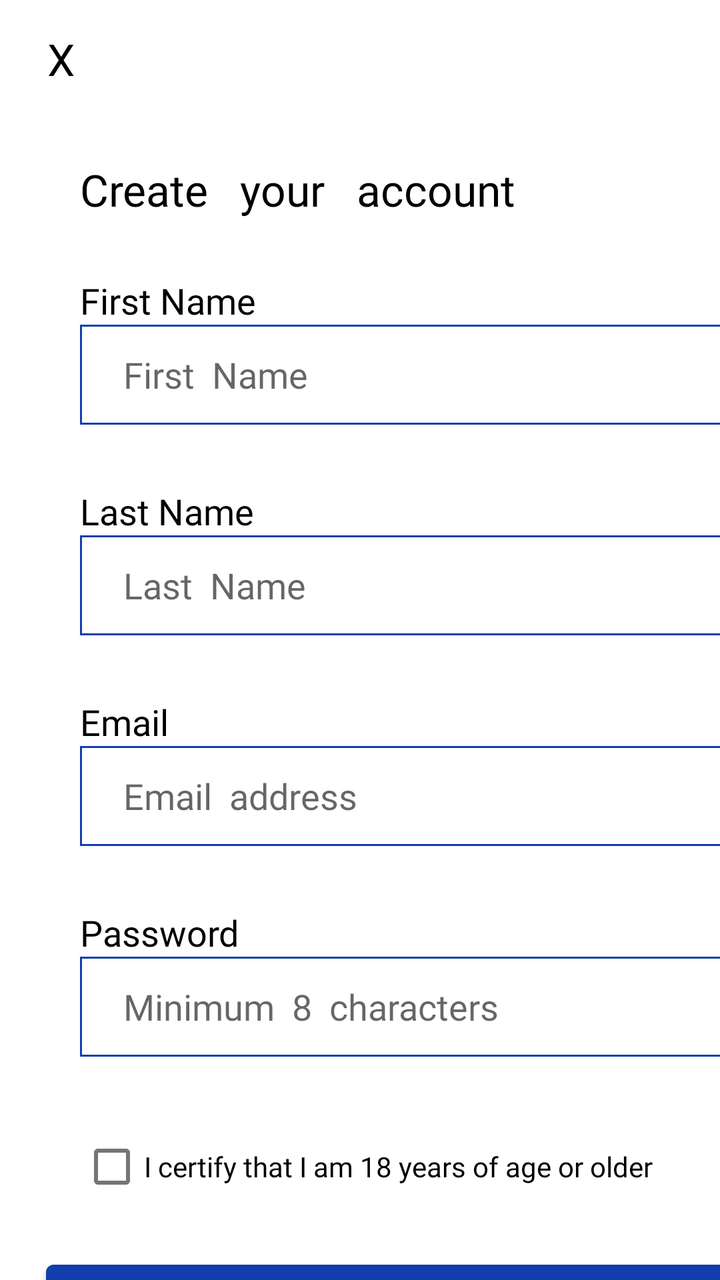
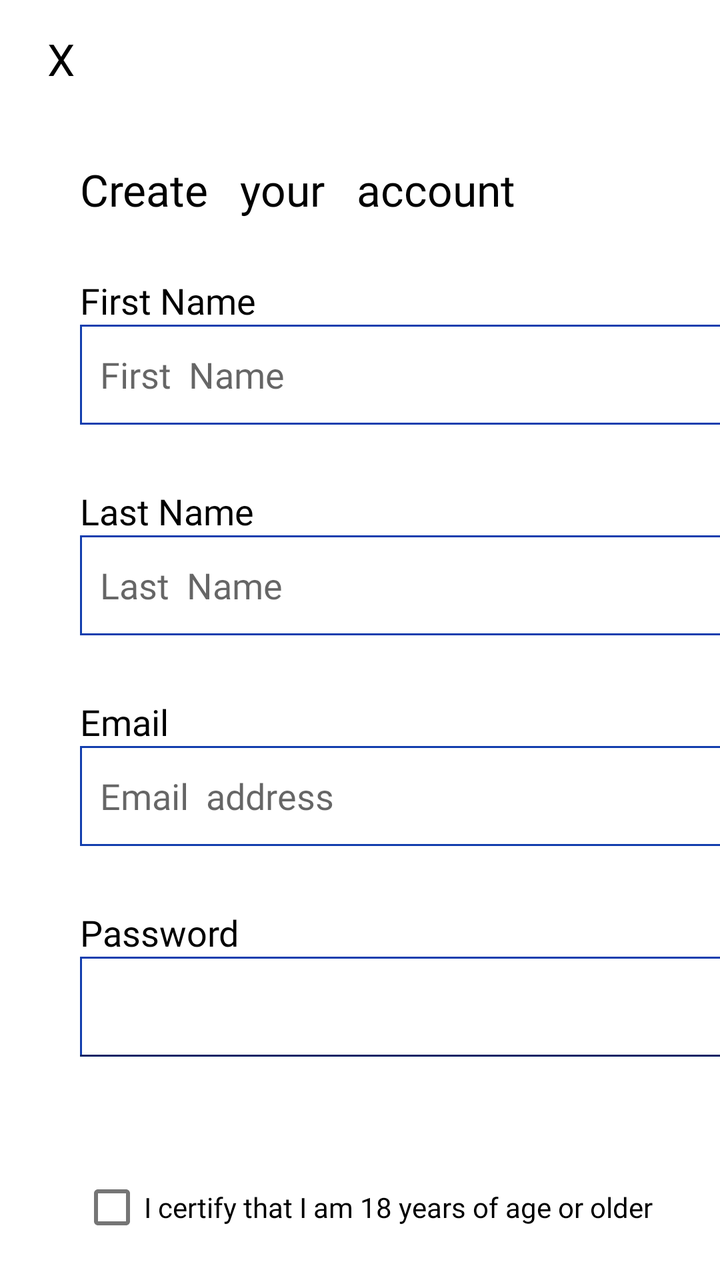

The first picture is an Android layout as it rendered before a commit; the second is the same layout after the commit. The layout source and the unified diff follow.
<!-- AndroidManifest.xml: application theme Theme.CoinbaseApp -->
<!-- res/layout/activity_register_account.xml -->
<?xml version="1.0" encoding="utf-8"?>

<androidx.constraintlayout.widget.ConstraintLayout xmlns:android="http://schemas.android.com/apk/res/android"
    xmlns:app="http://schemas.android.com/apk/res-auto"
    xmlns:tools="http://schemas.android.com/tools"
    android:layout_width="match_parent"
    android:layout_height="match_parent"
    android:background="@color/white"
    tools:context=".RegisterAccountActivity">

    <Button
        android:id="@+id/registerCancelButton"
        style="@style/Widget.AppCompat.Button.Borderless"
        android:layout_width="53dp"
        android:layout_height="51dp"
        android:layout_marginStart="4dp"
        android:layout_marginTop="4dp"
        android:backgroundTint="@color/white"
        android:fontFamily="@font/corben"
        android:text="X"
        android:textAppearance="@style/TextAppearance.AppCompat.Large"
        android:textColor="@color/black"
        app:layout_constraintStart_toStartOf="parent"
        app:layout_constraintTop_toTopOf="parent" />

    <TextView
        android:id="@+id/textView5"
        android:layout_width="223dp"
        android:layout_height="37dp"
        android:layout_marginStart="40dp"
        android:layout_marginTop="80dp"
        android:fontFamily="@font/corben"
        android:text="Create   your   account"
        android:textAppearance="@style/TextAppearance.AppCompat.Large"
        android:textColor="@color/black"
        app:layout_constraintStart_toStartOf="parent"
        app:layout_constraintTop_toTopOf="parent" />

    <TextView
        android:id="@+id/textView6"
        android:layout_width="wrap_content"
        android:layout_height="wrap_content"
        android:layout_marginStart="40dp"
        android:layout_marginTop="21dp"
        android:fontFamily="@font/corben"
        android:text="First Name"
        android:textAppearance="@style/TextAppearance.AppCompat.Medium"
        android:textColor="@color/black"
        app:layout_constraintStart_toStartOf="parent"
        app:layout_constraintTop_toBottomOf="@+id/textView5" />

    <TextView
        android:id="@+id/textView8"
        android:layout_width="wrap_content"
        android:layout_height="wrap_content"
        android:layout_marginStart="40dp"
        android:layout_marginTop="31dp"
        android:fontFamily="@font/corben"
        android:text="Email"
        android:textAppearance="@style/TextAppearance.AppCompat.Medium"
        android:textColor="@color/black"
        app:layout_constraintStart_toStartOf="parent"
        app:layout_constraintTop_toBottomOf="@+id/editText2" />

    <TextView
        android:id="@+id/textView9"
        android:layout_width="wrap_content"
        android:layout_height="wrap_content"
        android:layout_marginStart="40dp"
        android:layout_marginTop="31dp"
        android:fontFamily="@font/corben"
        android:text="Password"
        android:textAppearance="@style/TextAppearance.AppCompat.Medium"
        android:textColor="@color/black"
        app:layout_constraintStart_toStartOf="parent"
        app:layout_constraintTop_toBottomOf="@+id/editTextTextEmailAddress2" />

    <EditText
        android:id="@+id/editText"
        android:layout_width="340dp"
        android:layout_height="50dp"
        android:layout_marginStart="40dp"
        android:background="@drawable/border"
        android:ems="10"
        android:fontFamily="@font/corben"
        android:hint="     First  Name"
        android:inputType="textEmailAddress"
        app:layout_constraintStart_toStartOf="parent"
        app:layout_constraintTop_toBottomOf="@+id/textView6" />

    <EditText
        android:id="@+id/editTextTextEmailAddress3"
        android:layout_width="340dp"
        android:layout_height="50dp"
        android:layout_marginStart="40dp"
        android:background="@drawable/border"
        android:ems="10"
        android:fontFamily="@font/corben"
        android:hint="     Minimum  8  characters"
        android:inputType="textEmailAddress"
        app:layout_constraintStart_toStartOf="parent"
        app:layout_constraintTop_toBottomOf="@+id/textView9" />

    <EditText
        android:id="@+id/editTextTextEmailAddress2"
        android:layout_width="340dp"
        android:layout_height="50dp"
        android:layout_marginStart="40dp"
        android:background="@drawable/border"
        android:ems="10"
        android:fontFamily="@font/corben"
        android:hint="     Email  address"
        android:inputType="textEmailAddress"
        app:layout_constraintStart_toStartOf="parent"
        app:layout_constraintTop_toBottomOf="@+id/textView8" />

    <TextView
        android:id="@+id/textView7"
        android:layout_width="wrap_content"
        android:layout_height="wrap_content"
        android:layout_marginStart="40dp"
        android:layout_marginTop="31dp"
        android:fontFamily="@font/corben"
        android:text="Last Name"
        android:textAppearance="@style/TextAppearance.AppCompat.Medium"
        android:textColor="@color/black"
        app:layout_constraintStart_toStartOf="parent"
        app:layout_constraintTop_toBottomOf="@+id/editText" />

    <EditText
        android:id="@+id/editText2"
        android:layout_width="340dp"
        android:layout_height="50dp"
        android:layout_marginStart="40dp"
        android:background="@drawable/border"
        android:ems="10"
        android:fontFamily="@font/corben"
        android:hint="     Last  Name"
        android:inputType="textPassword"
        app:layout_constraintStart_toStartOf="parent"
        app:layout_constraintTop_toBottomOf="@+id/textView7" />

    <Button
        android:id="@+id/RegistercreateButton"
        android:layout_width="365dp"
        android:layout_height="66dp"
        android:layout_marginStart="23dp"
        android:layout_marginTop="19dp"
        android:backgroundTint="#123EAE"
        android:fontFamily="@font/corben"
        android:text="Create"
        android:textAllCaps="false"
        android:textAppearance="@style/TextAppearance.AppCompat.Medium"
        android:textColor="@color/white"
        app:layout_constraintStart_toStartOf="parent"
        app:layout_constraintTop_toBottomOf="@+id/checkBox" />

    <CheckBox
        android:id="@+id/checkBox"
        android:layout_width="wrap_content"
        android:layout_height="wrap_content"
        android:layout_marginStart="40dp"
        android:layout_marginTop="31dp"
        android:fontFamily="@font/corben"
        android:text="I certify that I am 18 years of age or older"
        android:textAppearance="@style/TextAppearance.AppCompat.Small"
        app:layout_constraintStart_toStartOf="parent"
        app:layout_constraintTop_toBottomOf="@+id/editTextTextEmailAddress3" />

</androidx.constraintlayout.widget.ConstraintLayout>
<!-- resources referenced by this layout -->
<resources>
  <color name="black">#FF000000</color>
  <color name="white">#FFFFFFFF</color>
  <!-- drawable border (drawable) -->
  <?xml version="1.0" encoding="utf-8"?>
  
  <shape xmlns:android="http://schemas.android.com/apk/res/android" android:shape="rectangle" >
      <solid android:color="@color/white" />
      <stroke android:width="1dip" android:color="#123EAE"/>
  </shape>
  <style name="Theme.CoinbaseApp" parent="Theme.MaterialComponents.DayNight.NoActionBar">
          
          <item name="colorPrimary">@color/purple_500</item>
          <item name="colorPrimaryVariant">@color/purple_700</item>
          <item name="colorOnPrimary">@color/white</item>
          
          <item name="colorSecondary">@color/teal_200</item>
          <item name="colorSecondaryVariant">@color/teal_700</item>
          <item name="colorOnSecondary">@color/black</item>
          
          <item name="android:statusBarColor" tools:targetApi="l">?attr/colorPrimaryVariant</item>
          
      </style>
  <color name="purple_500">#FF6200EE</color>
  <color name="purple_700">#FF3700B3</color>
  <color name="teal_200">#FF03DAC5</color>
  <color name="teal_700">#FF018786</color>
</resources>

<!-- the commit's change to res/layout/activity_register_account.xml (unified diff, before → after) -->
@@ -60,7 +60,7 @@
         android:textAppearance="@style/TextAppearance.AppCompat.Medium"
         android:textColor="@color/black"
         app:layout_constraintStart_toStartOf="parent"
-        app:layout_constraintTop_toBottomOf="@+id/editText2" />
+        app:layout_constraintTop_toBottomOf="@+id/register_lastName" />
 
     <TextView
         android:id="@+id/textView9"
@@ -73,43 +73,54 @@
         android:textAppearance="@style/TextAppearance.AppCompat.Medium"
         android:textColor="@color/black"
         app:layout_constraintStart_toStartOf="parent"
-        app:layout_constraintTop_toBottomOf="@+id/editTextTextEmailAddress2" />
+        app:layout_constraintTop_toBottomOf="@+id/register_email_address" />
 
     <EditText
-        android:id="@+id/editText"
+        android:id="@+id/register_first_name"
+        android:layout_width="340dp"
+        android:layout_height="50dp"
+        android:padding="10dp"
+        android:layout_marginStart="40dp"
+        android:background="@drawable/border"
+        android:ems="10"
+        android:fontFamily="@font/corben"
+        android:hint="First  Name"
+        android:inputType="textEmailAddress"
+        app:layout_constraintStart_toStartOf="parent"
+        app:layout_constraintTop_toBottomOf="@+id/textView6" />
+
+    <com.google.android.material.textfield.TextInputLayout
+        android:id="@+id/registration_layout"
+        android:layout_width="match_parent"
+        android:layout_height="wrap_content"
+        android:layout_marginStart="40dp"
+        app:errorEnabled="true"
+        app:layout_constraintStart_toStartOf="parent"
+        app:layout_constraintTop_toBottomOf="@+id/textView9">
+
+
+        <com.google.android.material.textfield.TextInputEditText
+            android:id="@+id/register_password"
+            android:layout_width="340dp"
+            android:layout_height="50dp"
+            android:layout_marginStart="0dp"
+            android:background="@drawable/border"
+            android:padding="10dp"
+            android:ems="10"
+            android:fontFamily="@font/corben"
+            android:inputType="textPassword"/>
+    </com.google.android.material.textfield.TextInputLayout>
+
+    <EditText
+        android:id="@+id/register_email_address"
         android:layout_width="340dp"
         android:layout_height="50dp"
         android:layout_marginStart="40dp"
         android:background="@drawable/border"
+        android:padding="10dp"
         android:ems="10"
         android:fontFamily="@font/corben"
-        android:hint="     First  Name"
-        android:inputType="textEmailAddress"
-        app:layout_constraintStart_toStartOf="parent"
-        app:layout_constraintTop_toBottomOf="@+id/textView6" />
-
-    <EditText
-        android:id="@+id/editTextTextEmailAddress3"
-        android:layout_width="340dp"
-        android:layout_height="50dp"
-        android:layout_marginStart="40dp"
-        android:background="@drawable/border"
-        android:ems="10"
-        android:fontFamily="@font/corben"
-        android:hint="     Minimum  8  characters"
-        android:inputType="textEmailAddress"
-        app:layout_constraintStart_toStartOf="parent"
-        app:layout_constraintTop_toBottomOf="@+id/textView9" />
-
-    <EditText
-        android:id="@+id/editTextTextEmailAddress2"
-        android:layout_width="340dp"
-        android:layout_height="50dp"
-        android:layout_marginStart="40dp"
-        android:background="@drawable/border"
-        android:ems="10"
-        android:fontFamily="@font/corben"
-        android:hint="     Email  address"
+        android:hint="Email  address"
         android:inputType="textEmailAddress"
         app:layout_constraintStart_toStartOf="parent"
         app:layout_constraintTop_toBottomOf="@+id/textView8" />
@@ -125,17 +136,18 @@
         android:textAppearance="@style/TextAppearance.AppCompat.Medium"
         android:textColor="@color/black"
         app:layout_constraintStart_toStartOf="parent"
-        app:layout_constraintTop_toBottomOf="@+id/editText" />
+        app:layout_constraintTop_toBottomOf="@+id/register_first_name" />
 
     <EditText
-        android:id="@+id/editText2"
+        android:id="@+id/register_lastName"
         android:layout_width="340dp"
         android:layout_height="50dp"
+        android:padding="10dp"
         android:layout_marginStart="40dp"
         android:background="@drawable/border"
         android:ems="10"
         android:fontFamily="@font/corben"
-        android:hint="     Last  Name"
+        android:hint="Last  Name"
         android:inputType="textPassword"
         app:layout_constraintStart_toStartOf="parent"
         app:layout_constraintTop_toBottomOf="@+id/textView7" />
@@ -153,10 +165,10 @@
         android:textAppearance="@style/TextAppearance.AppCompat.Medium"
         android:textColor="@color/white"
         app:layout_constraintStart_toStartOf="parent"
-        app:layout_constraintTop_toBottomOf="@+id/checkBox" />
+        app:layout_constraintTop_toBottomOf="@+id/register_checkBox" />
 
     <CheckBox
-        android:id="@+id/checkBox"
+        android:id="@+id/register_checkBox"
         android:layout_width="wrap_content"
         android:layout_height="wrap_content"
         android:layout_marginStart="40dp"
@@ -165,6 +177,6 @@
         android:text="I certify that I am 18 years of age or older"
         android:textAppearance="@style/TextAppearance.AppCompat.Small"
         app:layout_constraintStart_toStartOf="parent"
-        app:layout_constraintTop_toBottomOf="@+id/editTextTextEmailAddress3" />
+        app:layout_constraintTop_toBottomOf="@+id/registration_layout" />
 
 </androidx.constraintlayout.widget.ConstraintLayout>
